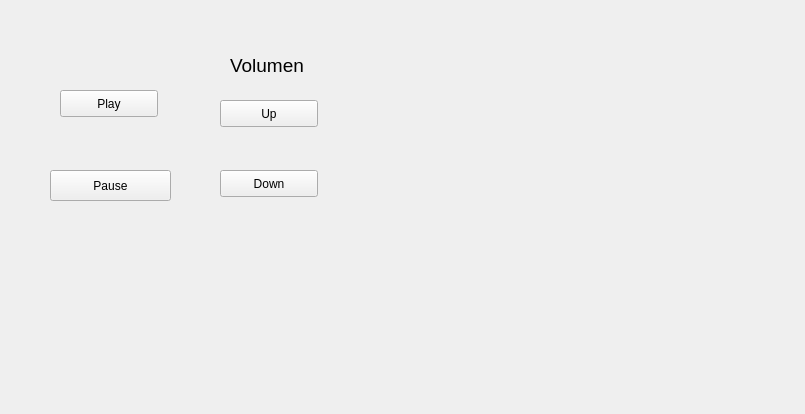
The window that Qt Recibir Compu/buttonGUI/opengui.ui (DevelopKits/embebidos-grupo7) describes before a commit, drawn with Qt 5.
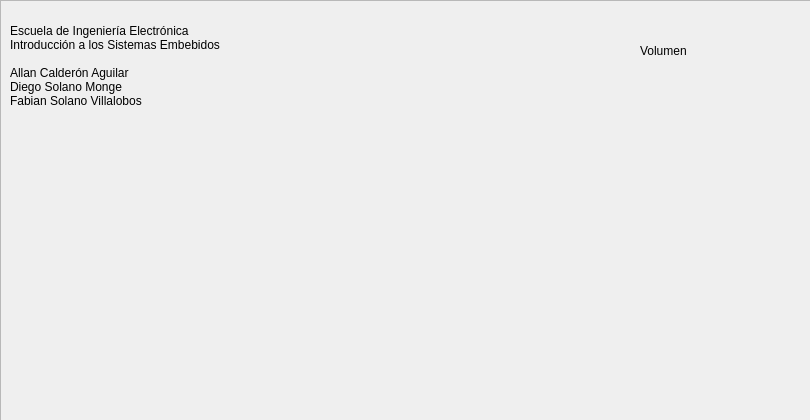
The same window after the commit. Icons and pictures are not drawn.

```diff
--- a/Qt Recibir Compu/buttonGUI/opengui.ui
+++ b/Qt Recibir Compu/buttonGUI/opengui.ui
@@ -6,82 +6,163 @@
    <rect>
     <x>0</x>
     <y>0</y>
-    <width>805</width>
-    <height>414</height>
+    <width>810</width>
+    <height>420</height>
    </rect>
   </property>
   <property name="windowTitle">
    <string>OpenGUI</string>
   </property>
-  <widget class="QLabel" name="label">
+  <property name="styleSheet">
+   <string notr="true"/>
+  </property>
+  <widget class="QFrame" name="frame">
    <property name="geometry">
     <rect>
-     <x>230</x>
-     <y>50</y>
-     <width>81</width>
-     <height>31</height>
+     <x>0</x>
+     <y>0</y>
+     <width>811</width>
+     <height>471</height>
     </rect>
    </property>
-   <property name="font">
-    <font>
-     <pointsize>14</pointsize>
-    </font>
+   <property name="autoFillBackground">
+    <bool>false</bool>
    </property>
-   <property name="text">
-    <string>Volumen</string>
+   <property name="styleSheet">
+    <string notr="true">QFrame {
+     border-image: url(:/images/wallp.jpg);
+
+ }</string>
    </property>
-  </widget>
-  <widget class="QPushButton" name="pushButton_1">
-   <property name="geometry">
-    <rect>
-     <x>50</x>
-     <y>170</y>
-     <width>121</width>
-     <height>31</height>
-    </rect>
+   <property name="frameShape">
+    <enum>QFrame::StyledPanel</enum>
    </property>
-   <property name="text">
-    <string>Pause</string>
+   <property name="frameShadow">
+    <enum>QFrame::Raised</enum>
    </property>
-  </widget>
-  <widget class="QPushButton" name="pushButton">
-   <property name="geometry">
-    <rect>
-     <x>60</x>
-     <y>90</y>
-     <width>98</width>
-     <height>27</height>
-    </rect>
-   </property>
-   <property name="text">
-    <string>Play</string>
-   </property>
-  </widget>
-  <widget class="QPushButton" name="pushButton_2">
-   <property name="geometry">
-    <rect>
-     <x>220</x>
-     <y>100</y>
-     <width>98</width>
-     <height>27</height>
-    </rect>
-   </property>
-   <property name="text">
-    <string>Up</string>
-   </property>
-  </widget>
-  <widget class="QPushButton" name="pushButton_3">
-   <property name="geometry">
-    <rect>
-     <x>220</x>
-     <y>170</y>
-     <width>98</width>
-     <height>27</height>
-    </rect>
-   </property>
-   <property name="text">
-    <string>Down</string>
-   </property>
+   <widget class="QPushButton" name="pushButton_2">
+    <property name="geometry">
+     <rect>
+      <x>420</x>
+      <y>30</y>
+      <width>51</width>
+      <height>51</height>
+     </rect>
+    </property>
+    <property name="styleSheet">
+     <string notr="true">QPushButton {
+     border-style: outset;
+	 image: url(:/images/play.png);
+ }
+ QPushButton:pressed {
+     border-style: inset;
+ }</string>
+    </property>
+    <property name="text">
+     <string/>
+    </property>
+    <property name="flat">
+     <bool>false</bool>
+    </property>
+   </widget>
+   <widget class="QPushButton" name="pushButton_5">
+    <property name="geometry">
+     <rect>
+      <x>710</x>
+      <y>30</y>
+      <width>51</width>
+      <height>51</height>
+     </rect>
+    </property>
+    <property name="styleSheet">
+     <string notr="true">QPushButton {
+     border-style: outset;
+	 image: url(:/images/next.png);
+ }</string>
+    </property>
+    <property name="text">
+     <string/>
+    </property>
+   </widget>
+   <widget class="QPushButton" name="pushButton_3">
+    <property name="geometry">
+     <rect>
+      <x>340</x>
+      <y>30</y>
+      <width>51</width>
+      <height>51</height>
+     </rect>
+    </property>
+    <property name="styleSheet">
+     <string notr="true">QPushButton {
+     border-style: outset;
+	 image: url(:/images/pause.png);
+ }</string>
+    </property>
+    <property name="text">
+     <string/>
+    </property>
+   </widget>
+   <widget class="QPushButton" name="pushButton_6">
+    <property name="geometry">
+     <rect>
+      <x>580</x>
+      <y>30</y>
+      <width>51</width>
+      <height>51</height>
+     </rect>
+    </property>
+    <property name="styleSheet">
+     <string notr="true">QPushButton {
+     border-style: outset;
+	 image: url(:/images/prev.png);
+ }</string>
+    </property>
+    <property name="text">
+     <string/>
+    </property>
+   </widget>
+   <widget class="QLabel" name="label">
+    <property name="geometry">
+     <rect>
+      <x>10</x>
+      <y>-20</y>
+      <width>291</width>
+      <height>171</height>
+     </rect>
+    </property>
+    <property name="styleSheet">
+     <string notr="true">QLabel {
+	 border-image:none;
+}</string>
+    </property>
+    <property name="text">
+     <string>Escuela de Ingeniería Electrónica
+Introducción a los Sistemas Embebidos
+
+Allan Calderón Aguilar
+Diego Solano Monge
+Fabian Solano Villalobos</string>
+    </property>
+   </widget>
+   <widget class="QLabel" name="label_2">
+    <property name="geometry">
+     <rect>
+      <x>640</x>
+      <y>40</y>
+      <width>61</width>
+      <height>21</height>
+     </rect>
+    </property>
+    <property name="styleSheet">
+     <string notr="true">QLabel {
+	 border-image:none;
+}</string>
+    </property>
+    <property name="text">
+     <string>Volumen</string>
+    </property>
+   </widget>
   </widget>
  </widget>
  <layoutdefault spacing="6" margin="11"/>
```
